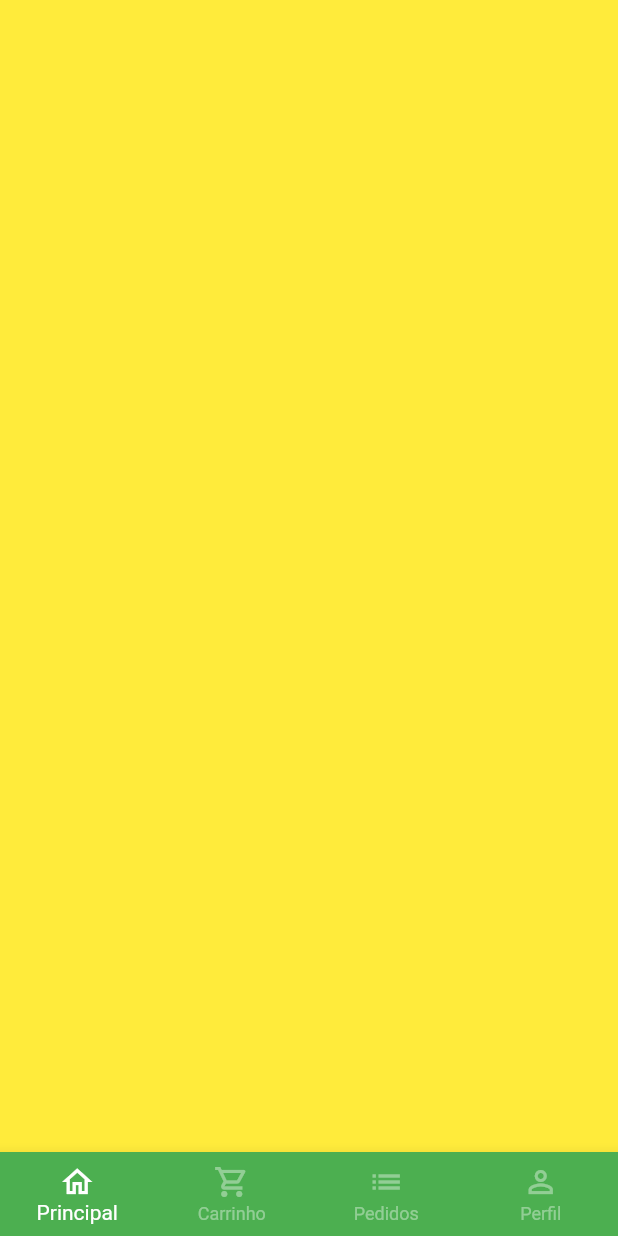
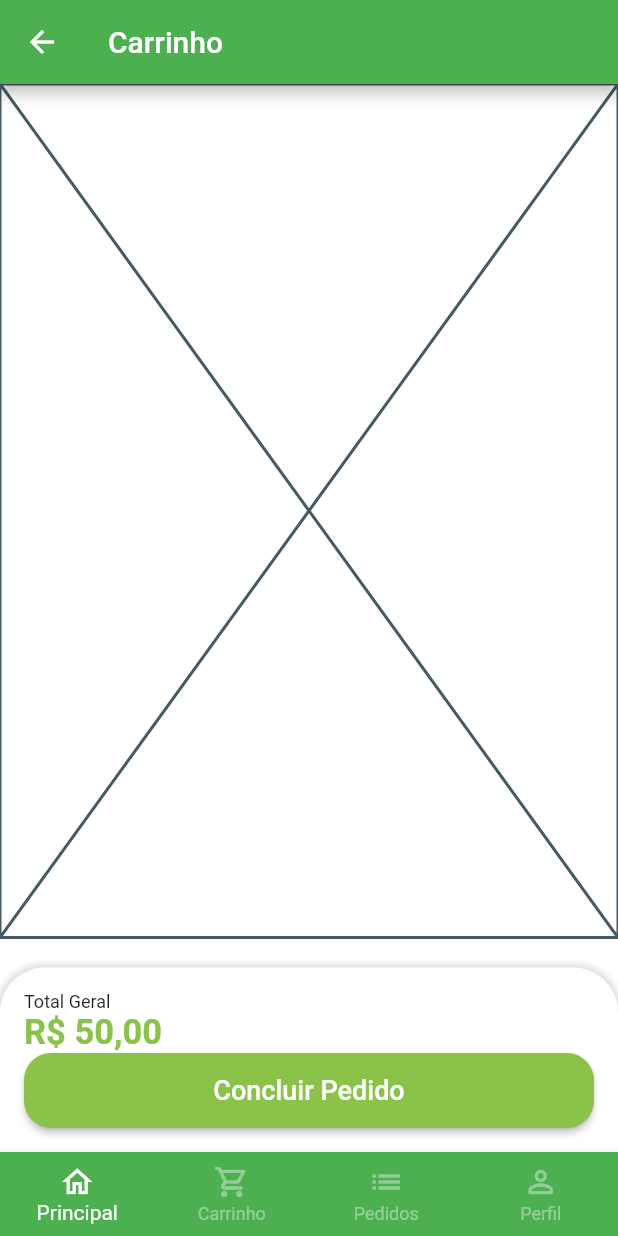
Before and after one commit to EduardoGomesSa/bluegrocer, a Flutter app: the BaseScreen screen opened directly, swiped to page 2, on a phone screen of 412 x 824 dp. Run offline on Flutter 3.47's test engine with Material 3 defaults, Android fonts, the phone set to English and light mode, and no system bars; our stand-ins replace animated_text_kit, mask_text_input_formatter.

Commit message:
Criando a estrutura da tela de carrinho

```diff
--- a/lib/src/pages/base/base_screen.dart
+++ b/lib/src/pages/base/base_screen.dart
@@ -1,3 +1,4 @@
+import 'package:bluegrocer/src/pages/cart/cart_tab.dart';
 import 'package:bluegrocer/src/pages/home/home_tab.dart';
 import 'package:flutter/material.dart';
 
@@ -20,7 +21,7 @@
         controller: pageController,
         children: [
           const HomeTab(),
-          Container(color:Colors.yellow),
+          CartTab(),
           Container(color:Colors.blue),
           Container(color:Colors.pink),
         ],
--- /dev/null
+++ b/lib/src/pages/cart/cart_tab.dart
@@ -0,0 +1,80 @@
+import 'package:bluegrocer/src/config/custom_colors.dart';
+import 'package:bluegrocer/src/services/utils_services.dart';
+import 'package:flutter/material.dart';
+
+class CartTab extends StatelessWidget {
+  CartTab({super.key});
+
+  final utilsServices = UtilsServices();
+
+  @override
+  Widget build(BuildContext context) {
+    return Scaffold(
+      appBar: AppBar(
+        title: const Text('Carrinho'),
+      ),
+      body: Column(
+        children: [
+          const Expanded(
+            child: Placeholder(),
+          ),
+          const SizedBox(
+            height: 20,
+          ),
+          Container(
+            padding: const EdgeInsets.all(16),
+            decoration: BoxDecoration(
+              color: Colors.white,
+              borderRadius: const BorderRadius.vertical(
+                top: Radius.circular(30),
+              ),
+              boxShadow: [
+                BoxShadow(
+                  color: Colors.grey.shade300,
+                  blurRadius: 3,
+                  spreadRadius: 2,
+                ),
+              ],
+            ),
+            child: Column(
+              crossAxisAlignment: CrossAxisAlignment.stretch,
+              children: [
+                const Text(
+                  'Total Geral',
+                  style: TextStyle(
+                    fontSize: 12,
+                  ),
+                ),
+                Text(
+                  utilsServices.priceToCurrency(50.00),
+                  style: TextStyle(
+                    fontSize: 23,
+                    color: CustomColors.customSwatchColor,
+                    fontWeight: FontWeight.bold,
+                  ),
+                ),
+                SizedBox(
+                  height: 50,
+                  child: ElevatedButton(
+                    style: ElevatedButton.styleFrom(
+                        backgroundColor: CustomColors.customSwatchColor,
+                        shape: RoundedRectangleBorder(
+                          borderRadius: BorderRadius.circular(18),
+                        )),
+                    onPressed: () {},
+                    child: const Text(
+                      'Concluir Pedido',
+                      style: TextStyle(
+                        fontSize: 18,
+                      ),
+                    ),
+                  ),
+                ),
+              ],
+            ),
+          )
+        ],
+      ),
+    );
+  }
+}
--- a/lib/src/pages/common_widgets/quantity_widget.dart
+++ b/lib/src/pages/common_widgets/quantity_widget.dart
@@ -71,7 +71,6 @@
   final VoidCallback onPressed;
 
   const _QuantityButton({
-    super.key,
     required this.color,
     required this.icon,
     required this.onPressed,
```
